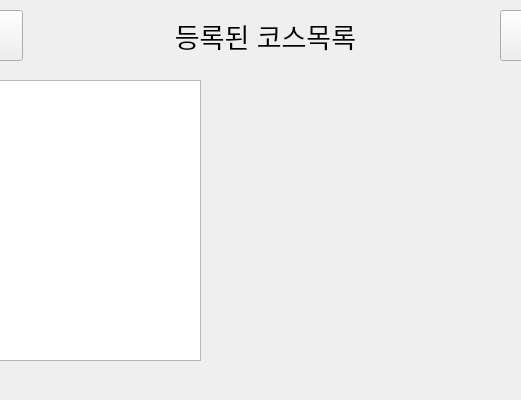
Before: the Qt Designer form device/untitled2.ui in yumm08/LittleRiders, drawn with Qt 5; both pictures show x 140 to 661 and y 0 to 400 of the 800 by 400 pixel window.
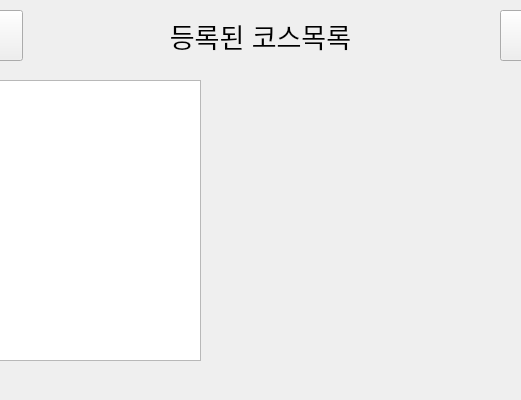
After: the same form once the commit is applied.

Patch:
```diff
--- a/device/untitled2.ui
+++ b/device/untitled2.ui
@@ -50,9 +50,9 @@
   <widget class="QLabel" name="titleName">
    <property name="geometry">
     <rect>
-     <x>310</x>
+     <x>220</x>
      <y>20</y>
-     <width>191</width>
+     <width>361</width>
      <height>31</height>
     </rect>
    </property>
```
